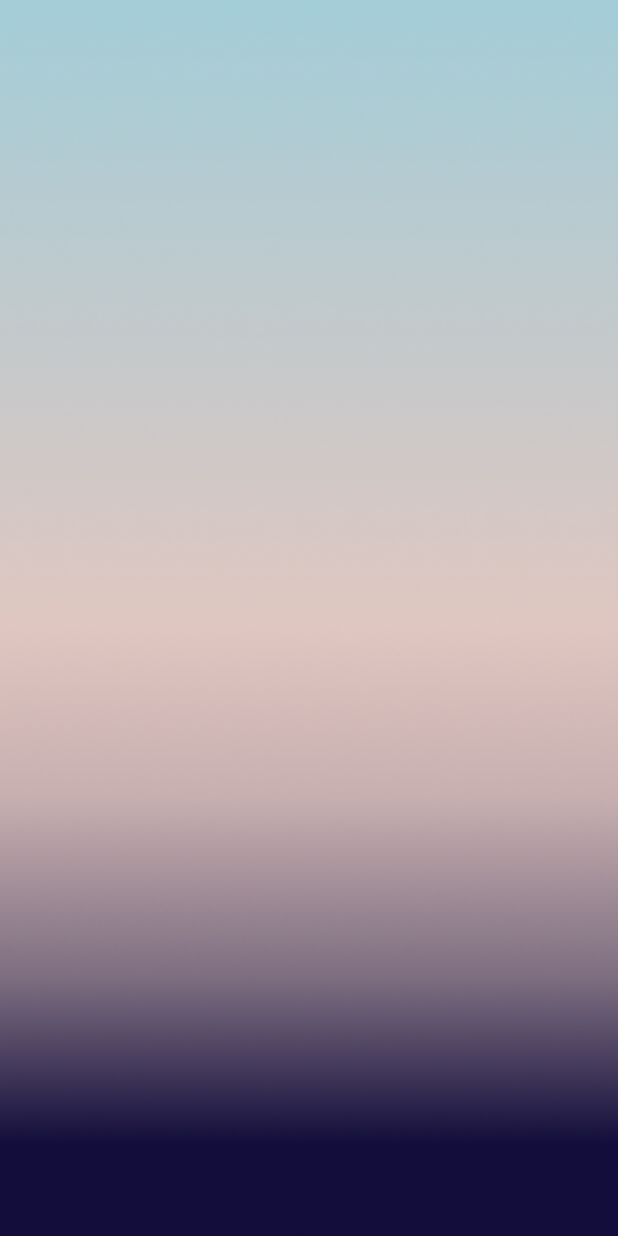
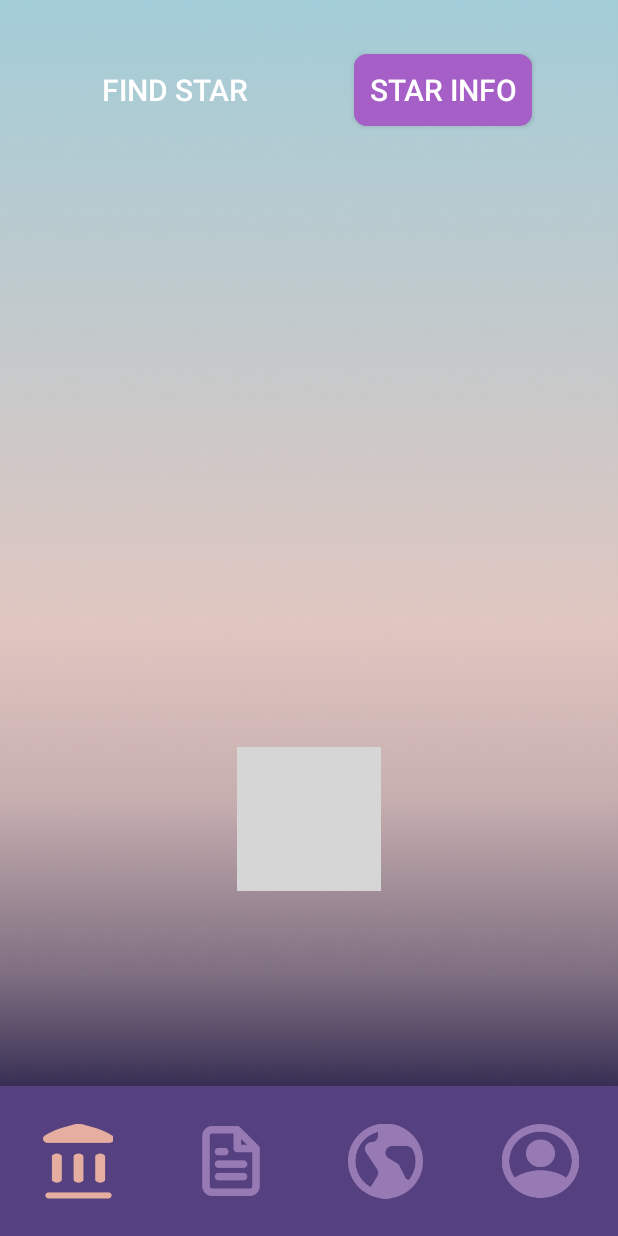
Before and after one commit to CSWellesSun/StarSeeker, an Android app: the layout activity_broadcast.xml on its own in the app's theme, with its tools: preview values and no code run, on a phone screen of 412 x 824 dp. Run offline under Robolectric (Android 15) with nearby library versions, the phone set to English and light mode, and no system bars; grey boxes are pictures that could not be loaded.

Commit message:
前端再修改

```diff
--- a/app/build.gradle
+++ b/app/build.gradle
@@ -2,7 +2,7 @@ apply plugin: 'com.android.application'
 
 android {
     compileSdkVersion 29
-    buildToolsVersion "29.0.3"
+    buildToolsVersion "28.0.3"
     defaultConfig {
         applicationId "com.huawei.audiodevicekit"
         minSdkVersion 23
@@ -39,10 +39,6 @@ android {
             jniLibs.srcDirs = ['libs']
         }
     }
-    lintOptions {
-        checkReleaseBuilds false
-        abortOnError false
-    }
 }
 
 dependencies {
--- a/app/src/main/java/com/huawei/audiodevicekit/Broadcast.java
+++ b/app/src/main/java/com/huawei/audiodevicekit/Broadcast.java
@@ -81,20 +81,20 @@ public class Broadcast extends AppCompatActivity implements View.OnClickListener
         super.onCreate(savedInstanceState);
         setContentView(R.layout.activity_broadcast);
 
-        //初始化
-        initView();
-        //请求权限
-        requestPermissions();
-
-        // 初始化合成对象
-        mTts = SpeechSynthesizer.createSynthesizer(this, mTtsInitListener);
+//        //初始化
+//        initView();
+//        //请求权限
+//        requestPermissions();
+//
+//        // 初始化合成对象
+//        mTts = SpeechSynthesizer.createSynthesizer(this, mTtsInitListener);
     }
 
     /**
      * 初始化页面
      */
     private void initView() {
-        etText = findViewById(R.id.et_text);
+//        etText = findViewById(R.id.et_text);
         String etStr = etText.getText().toString().trim();
         if (!etStr.isEmpty()) {
             text = etStr;
@@ -108,9 +108,9 @@ public class Broadcast extends AppCompatActivity implements View.OnClickListener
         }
 //        findViewById(R.id.btn_play).setOnClickListener(this);
 //        findViewById(R.id.btn_cancel).setOnClickListener(this);
-        findViewById(R.id.btn_pause).setOnClickListener(this);
+//        findViewById(R.id.btn_pause).setOnClickListener(this);
 //        findViewById(R.id.btn_resume).setOnClickListener(this);
-        findViewById(R.id.btn_jump).setOnClickListener(this);
+//        findViewById(R.id.btn_jump).setOnClickListener(this);
 //        Spinner spinner = findViewById(R.id.spinner);
 //
 //        SeekBar sbSpeed = findViewById(R.id.sb_speed);
@@ -226,7 +226,7 @@ public class Broadcast extends AppCompatActivity implements View.OnClickListener
         }
 
         switch (v.getId()) {
-            case R.id.btn_jump:
+//            case R.id.btn_jump:
 //                Intent intent = new Intent();
 //                intent.setClass(MainActivity.this,MainActivity2.class);
 //                startActivity(intent);
@@ -247,9 +247,9 @@ public class Broadcast extends AppCompatActivity implements View.OnClickListener
 //            case R.id.btn_cancel://取消合成
 //                mTts.stopSpeaking();
 //                break;
-            case R.id.btn_pause://暂停播放
-                mTts.pauseSpeaking();
-                break;
+//            case R.id.btn_pause://暂停播放
+//                mTts.pauseSpeaking();
+//                break;
 //            case R.id.btn_resume://继续播放
 //                mTts.resumeSpeaking();
 //                break;
--- a/app/src/main/res/layout/activity_broadcast.xml
+++ b/app/src/main/res/layout/activity_broadcast.xml
@@ -7,6 +7,138 @@
     android:orientation="vertical"
     android:background="@drawable/background"
     tools:context=".Broadcast">
+    <androidx.constraintlayout.widget.ConstraintLayout
+        android:id="@+id/constraintLayout"
+        android:layout_width="0dp"
+        android:layout_height="630dp"
+        android:orientation="vertical"
+        app:layout_constraintEnd_toEndOf="parent"
+        app:layout_constraintStart_toStartOf="parent"
+        app:layout_constraintTop_toTopOf="parent">
+
+        <!-- 选项 -->
+        <Button
+            android:id="@+id/find_star_button"
+            android:layout_width="wrap_content"
+            android:layout_height="wrap_content"
+            android:layout_marginStart="72dp"
+            android:layout_marginTop="36dp"
+            android:layout_marginEnd="60dp"
+            android:background="@drawable/new_button"
+            android:text="Find Star"
+            android:textSize="20sp"
+            android:paddingLeft="10dp"
+            android:paddingRight="10dp"
+            app:layout_constraintEnd_toStartOf="@+id/star_info_button"
+            app:layout_constraintStart_toStartOf="parent"
+            app:layout_constraintTop_toTopOf="parent"></Button>
+
+        <Button
+            android:id="@+id/star_info_button"
+            android:layout_width="wrap_content"
+            android:layout_height="wrap_content"
+            android:layout_marginLeft="60dp"
+            android:layout_marginTop="36dp"
+            android:layout_marginEnd="72dp"
+            android:layout_weight="1"
+            android:background="@drawable/new_button_selected"
+            android:text="Star Info"
+            android:textSize="20sp"
+            android:paddingLeft="10dp"
+            android:paddingRight="10dp"
+            app:layout_constraintEnd_toEndOf="parent"
+            app:layout_constraintStart_toEndOf="@+id/find_star_button"
+            app:layout_constraintTop_toTopOf="parent"></Button>
+
+        <androidx.constraintlayout.widget.ConstraintLayout
+            android:id="@+id/constraintLayout2"
+            android:layout_width="match_parent"
+            android:layout_height="500dp"
+            android:layout_marginStart="56dp"
+            android:layout_marginEnd="56dp"
+            android:layout_marginTop="10dp"
+            app:layout_constraintEnd_toEndOf="parent"
+            app:layout_constraintStart_toStartOf="parent"
+            app:layout_constraintTop_toBottomOf="@+id/find_star_button"
+            >
+
+            <ImageView
+                android:id="@+id/glass_connect"
+                android:layout_width="match_parent"
+                android:layout_height="wrap_content"
+                app:layout_constraintBottom_toBottomOf="parent"
+                app:layout_constraintEnd_toEndOf="parent"
+                app:layout_constraintStart_toStartOf="parent"
+                android:scaleX="1.0"
+                android:scaleY="1.0"
+                app:srcCompat="@drawable/picture" />
+
+            <ImageView
+                android:id="@+id/find_this_star"
+                android:layout_width="wrap_content"
+                android:layout_height="wrap_content"
+                android:src="@drawable/find_button"
+                android:layout_marginTop="440dp"
+                android:paddingLeft="10dp"
+                android:paddingRight="10dp"
+                android:scaleX="0.8"
+                android:scaleY="0.8"
+                app:layout_constraintStart_toStartOf="parent"
+                app:layout_constraintEnd_toEndOf="parent"
+                app:layout_constraintTop_toTopOf="parent"></ImageView>
 
 
+        </androidx.constraintlayout.widget.ConstraintLayout>
+
+
+
+    </androidx.constraintlayout.widget.ConstraintLayout>
+
+    <LinearLayout
+        android:id="@+id/tabbar"
+        android:layout_width="0dp"
+        android:layout_height="100dp"
+        android:background="#564180"
+        app:layout_constraintBottom_toBottomOf="parent"
+        app:layout_constraintEnd_toEndOf="parent"
+        app:layout_constraintStart_toStartOf="parent">
+
+        <ImageView
+            android:layout_width="0dp"
+            android:layout_height="match_parent"
+            android:layout_weight="1"
+            android:scaleX="0.5"
+            android:scaleY="0.5"
+            android:src="@drawable/icon"></ImageView>
+
+        <ImageView
+            android:layout_width="0dp"
+            android:layout_height="match_parent"
+            android:layout_weight="1"
+            android:scaleX="0.5"
+            android:scaleY="0.5"
+            android:src="@drawable/file"></ImageView>
+
+        <ImageView
+            android:layout_width="0dp"
+            android:layout_height="match_parent"
+            android:layout_weight="1"
+            android:scaleX="0.5"
+            android:scaleY="0.5"
+            android:src="@drawable/earth"
+            tools:layout_editor_absoluteX="81dp"
+            tools:layout_editor_absoluteY="0dp"></ImageView>
+
+        <ImageView
+            android:layout_width="0dp"
+            android:layout_height="match_parent"
+            android:layout_weight="1"
+            android:scaleX="0.5"
+            android:scaleY="0.5"
+            android:src="@drawable/avatar"
+            tools:layout_editor_absoluteX="245dp"
+            tools:layout_editor_absoluteY="0dp"></ImageView>
+
+    </LinearLayout>
+
 </androidx.constraintlayout.widget.ConstraintLayout>
```
Also changed, not shown: app/src/main/res/broadcast/find_button.PNG (deleted).
